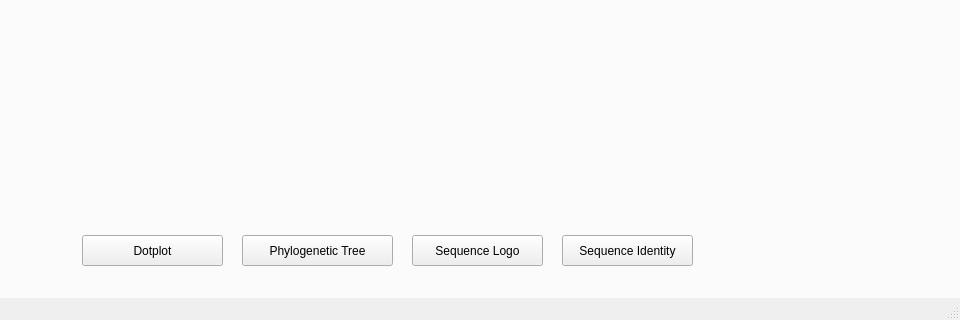
Above: ui_seq_alignment.ui from alykhaled/Sequence-Alignment before the change; both pictures show x 0 to 960 and y 301 to 621 of the 960 by 621 pixel window. Below: the same form after it.
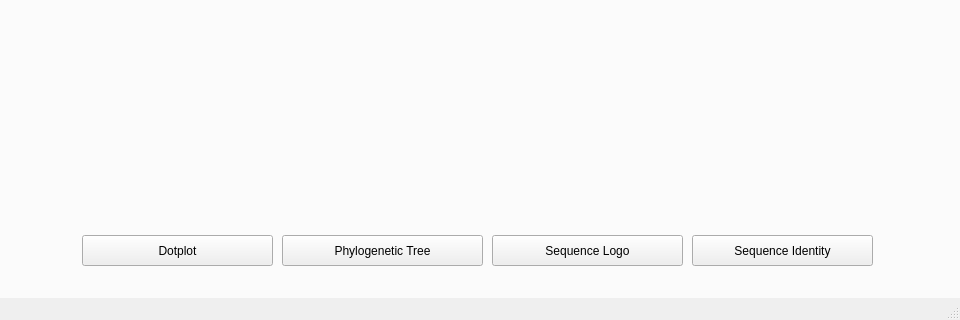
That is the form after the change. The open tabs and pages were chosen to show the change.

```diff
--- a/ui_seq_alignment.ui
+++ b/ui_seq_alignment.ui
@@ -399,7 +399,7 @@
        <rect>
         <x>90</x>
         <y>510</y>
-        <width>141</width>
+        <width>191</width>
         <height>31</height>
        </rect>
       </property>
@@ -410,9 +410,9 @@
      <widget class="QPushButton" name="phylo_tree_button">
       <property name="geometry">
        <rect>
-        <x>250</x>
+        <x>290</x>
         <y>510</y>
-        <width>151</width>
+        <width>201</width>
         <height>31</height>
        </rect>
       </property>
@@ -423,9 +423,9 @@
      <widget class="QPushButton" name="seq_logo_button">
       <property name="geometry">
        <rect>
-        <x>420</x>
+        <x>500</x>
         <y>510</y>
-        <width>131</width>
+        <width>191</width>
         <height>31</height>
        </rect>
       </property>
@@ -436,9 +436,9 @@
      <widget class="QPushButton" name="seq_identity_button">
       <property name="geometry">
        <rect>
-        <x>570</x>
+        <x>700</x>
         <y>510</y>
-        <width>131</width>
+        <width>181</width>
         <height>31</height>
        </rect>
       </property>
```
Left out of the diff: 2 changed lines with no effect on the pictures.
